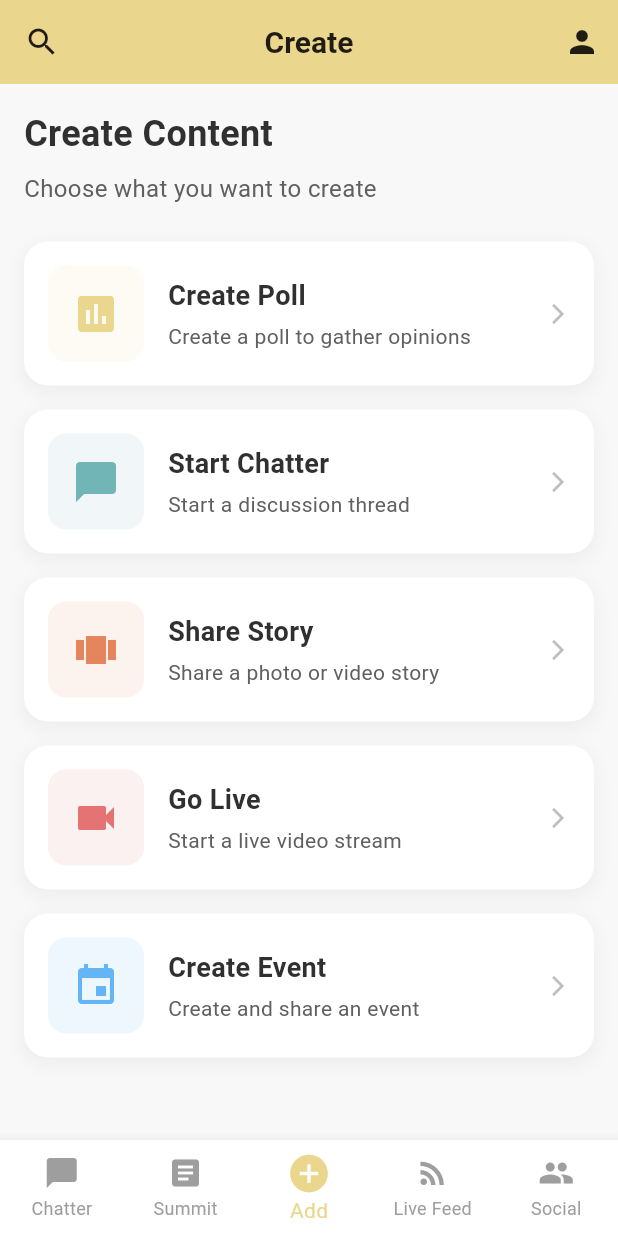
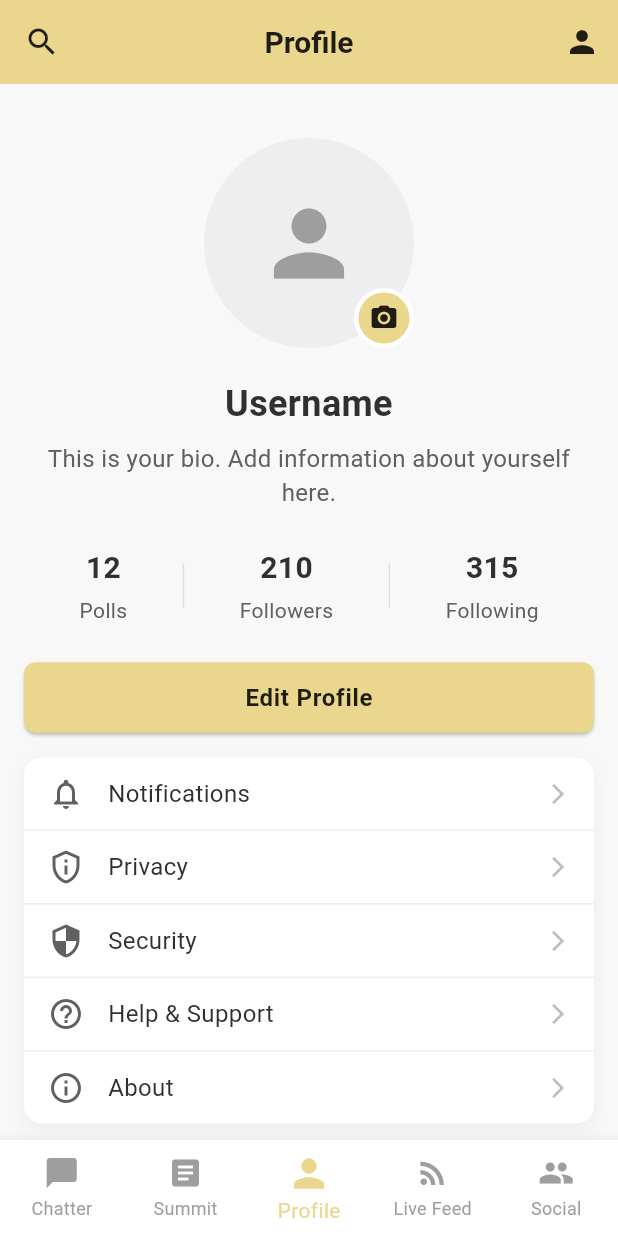
Before and after one commit to quachang/myApp, a Flutter app: the screen it shows once a user with an empty profile is signed in, item 3 of the bottom bar chosen, on a phone screen of 412 x 824 dp. Run offline on Flutter 3.47's test engine with Material 3 defaults, Android fonts, the phone set to English and light mode, and no system bars; our stand-ins replace cloud_firestore, firebase_auth, firebase_core, google_sign_in; accounts and stored records are empty; Roboto replaces fonts that are missing (Poppins).

Commit message:
Profile bottom nav

```diff
--- a/lib/main.dart
+++ b/lib/main.dart
@@ -6,7 +6,7 @@ import 'constants/colors.dart';
 import 'screens/auth/auth_screen.dart';
 import 'screens/main/chatter_screen.dart';
 import 'screens/main/summit_screen.dart';
-import 'screens/main/add_screen.dart';
+import 'screens/profile/profile_screen.dart';
 import 'screens/main/live_feed_screen.dart';
 import 'screens/main/social/social_screen.dart';
 import 'services/auth_service.dart';
@@ -96,7 +96,7 @@ class _MainScreenState extends State<MainScreen> {
   final List<Widget> _screens = [
     const ChatterScreen(),
     const SummitScreen(),
-    const AddScreen(),
+    const ProfileScreen(),
     const LiveFeedScreen(),
     const SocialScreen(),
   ];
@@ -104,8 +104,8 @@ class _MainScreenState extends State<MainScreen> {
   final List<String> _titles = [
     'Chatter',
     'Summit',
-    'Create',
-    'Live Feed',
+    'Profile',
+    'Live',
     'Social',
   ];
 
@@ -146,8 +146,8 @@ class _MainScreenState extends State<MainScreen> {
             label: 'Summit',
           ),
           BottomNavigationBarItem(
-            icon: Icon(Icons.add_circle, size: 30),
-            label: 'Add',
+            icon: Icon(Icons.person, size: 30),
+            label: 'Profile',
           ),
           BottomNavigationBarItem(
             icon: Icon(Icons.rss_feed),
--- a/lib/screens/main/add_screen.dart
+++ /dev/null
@@ -1,164 +0,0 @@
-import 'package:flutter/material.dart';
-import '../../constants/colors.dart';
-import '../../constants/styles.dart';
-
-class AddScreen extends StatefulWidget {
-  const AddScreen({Key? key}) : super(key: key);
-
-  @override
-  _AddScreenState createState() => _AddScreenState();
-}
-
-class _AddScreenState extends State<AddScreen> {
-  final List<Map<String, dynamic>> _contentTypes = [
-    {
-      'title': 'Create Poll',
-      'icon': Icons.poll,
-      'color': AppColors.primary,
-      'description': 'Create a poll to gather opinions',
-    },
-    {
-      'title': 'Start Chatter',
-      'icon': Icons.chat_bubble,
-      'color': AppColors.secondary,
-      'description': 'Start a discussion thread',
-    },
-    {
-      'title': 'Share Story',
-      'icon': Icons.view_carousel,
-      'color': AppColors.tertiary,
-      'description': 'Share a photo or video story',
-    },
-    {
-      'title': 'Go Live',
-      'icon': Icons.videocam,
-      'color': const Color(0xFFE57373),
-      'description': 'Start a live video stream',
-    },
-    {
-      'title': 'Create Event',
-      'icon': Icons.event,
-      'color': const Color(0xFF64B5F6),
-      'description': 'Create and share an event',
-    },
-  ];
-
-  @override
-  Widget build(BuildContext context) {
-    return Scaffold(
-      body: SafeArea(
-        child: Padding(
-          padding: const EdgeInsets.all(16.0),
-          child: Column(
-            crossAxisAlignment: CrossAxisAlignment.start,
-            children: [
-              Text(
-                'Create Content',
-                style: AppStyles.headline2,
-              ),
-              const SizedBox(height: 8),
-              Text(
-                'Choose what you want to create',
-                style: AppStyles.bodyText1.copyWith(color: AppColors.textSecondary),
-              ),
-              const SizedBox(height: 24),
-
-              Expanded(
-                child: ListView.builder(
-                  itemCount: _contentTypes.length,
-                  itemBuilder: (context, index) {
-                    final contentType = _contentTypes[index];
-                    return _buildContentTypeCard(contentType);
-                  },
-                ),
-              ),
-            ],
-          ),
-        ),
-      ),
-    );
-  }
-
-  Widget _buildContentTypeCard(Map<String, dynamic> contentType) {
-    return GestureDetector(
-      onTap: () {
-        _navigateToCreateScreen(contentType['title']);
-      },
-      child: Container(
-        margin: const EdgeInsets.only(bottom: 16),
-        padding: const EdgeInsets.all(16),
-        decoration: BoxDecoration(
-          color: Colors.white,
-          borderRadius: BorderRadius.circular(16),
-          boxShadow: [
-            BoxShadow(
-              color: Colors.black.withOpacity(0.05),
-              blurRadius: 10,
-              offset: const Offset(0, 4),
-            ),
-          ],
-        ),
-        child: Row(
-          children: [
-            Container(
-              width: 64,
-              height: 64,
-              decoration: BoxDecoration(
-                color: contentType['color'].withOpacity(0.1),
-                borderRadius: BorderRadius.circular(12),
-              ),
-              child: Icon(
-                contentType['icon'],
-                color: contentType['color'],
-                size: 32,
-              ),
-            ),
-            const SizedBox(width: 16),
-            Expanded(
-              child: Column(
-                crossAxisAlignment: CrossAxisAlignment.start,
-                children: [
-                  Text(
-                    contentType['title'],
-                    style: AppStyles.subtitle1.copyWith(fontWeight: FontWeight.bold),
-                  ),
-                  const SizedBox(height: 4),
-                  Text(
-                    contentType['description'],
-                    style: AppStyles.bodyText2.copyWith(color: AppColors.textSecondary),
-                  ),
-                ],
-              ),
-            ),
-            Icon(
-              Icons.arrow_forward_ios,
-              color: Colors.grey.shade400,
-              size: 16,
-            ),
-          ],
-        ),
-      ),
-    );
-  }
-
-  void _navigateToCreateScreen(String contentType) {
-    ScaffoldMessenger.of(context).showSnackBar(
-      SnackBar(
-        content: Text('Navigate to $contentType screen'),
-        backgroundColor: AppColors.primary,
-        behavior: SnackBarBehavior.floating,
-        action: SnackBarAction(
-          label: 'OK',
-          textColor: Colors.black,
-          onPressed: () {},
-        ),
-      ),
-    );
-
-    // Actual navigation would be implemented here
-    // Example:
-    // if (contentType == 'Create Poll') {
-    //   Navigator.pushNamed(context, AppRoutes.createPoll);
-    // } else if...
-  }
-}
--- /dev/null
+++ b/lib/screens/profile/profile_screen.dart
@@ -0,0 +1,288 @@
+import 'package:flutter/material.dart';
+import '../../constants/colors.dart';
+import '../../constants/styles.dart';
+import '../../services/auth_service.dart';
+
+class ProfileScreen extends StatefulWidget {
+  const ProfileScreen({Key? key}) : super(key: key);
+
+  @override
+  _ProfileScreenState createState() => _ProfileScreenState();
+}
+
+class _ProfileScreenState extends State<ProfileScreen> {
+  final AuthService _authService = AuthService();
+  bool _isLoading = false;
+
+  @override
+  Widget build(BuildContext context) {
+    return Scaffold(
+      body: SafeArea(
+        child: SingleChildScrollView(
+          child: Padding(
+            padding: const EdgeInsets.all(16.0),
+            child: Column(
+              crossAxisAlignment: CrossAxisAlignment.center,
+              children: [
+                // Profile header with avatar
+                const SizedBox(height: 20),
+                Center(
+                  child: Stack(
+                    children: [
+                      // Profile picture
+                      CircleAvatar(
+                        radius: 70,
+                        backgroundColor: Colors.grey.shade200,
+                        child: const Icon(
+                          Icons.person,
+                          size: 70,
+                          color: Colors.grey,
+                        ),
+                      ),
+                      // Edit profile picture button
+                      Positioned(
+                        bottom: 0,
+                        right: 0,
+                        child: Container(
+                          height: 40,
+                          width: 40,
+                          decoration: BoxDecoration(
+                            color: AppColors.primary,
+                            border: Border.all(
+                              width: 3,
+                              color: Colors.white,
+                            ),
+                            borderRadius: BorderRadius.circular(20),
+                          ),
+                          child: const Icon(
+                            Icons.camera_alt,
+                            color: Colors.black87,
+                            size: 20,
+                          ),
+                        ),
+                      ),
+                    ],
+                  ),
+                ),
+                const SizedBox(height: 20),
+
+                // Display name
+                Text(
+                  'Username',
+                  style: AppStyles.headline2,
+                  textAlign: TextAlign.center,
+                ),
+                const SizedBox(height: 8),
+
+                // Bio
+                Text(
+                  'This is your bio. Add information about yourself here.',
+                  style: AppStyles.bodyText1.copyWith(color: AppColors.textSecondary),
+                  textAlign: TextAlign.center,
+                ),
+                const SizedBox(height: 24),
+
+                // Stats row
+                Row(
+                  mainAxisAlignment: MainAxisAlignment.spaceEvenly,
+                  children: [
+                    _buildStatColumn('Polls', '12'),
+                    Container(
+                      height: 30,
+                      width: 1,
+                      color: Colors.grey.shade300,
+                    ),
+                    _buildStatColumn('Followers', '210'),
+                    Container(
+                      height: 30,
+                      width: 1,
+                      color: Colors.grey.shade300,
+                    ),
+                    _buildStatColumn('Following', '315'),
+                  ],
+                ),
+                const SizedBox(height: 24),
+
+                // Edit profile button
+                SizedBox(
+                  width: double.infinity,
+                  child: ElevatedButton(
+                    onPressed: () {
+                      // Navigate to edit profile screen
+                      // Navigator.pushNamed(context, AppRoutes.editProfile);
+                    },
+                    style: ElevatedButton.styleFrom(
+                      backgroundColor: AppColors.primary,
+                      foregroundColor: Colors.black87,
+                      padding: const EdgeInsets.symmetric(vertical: 12),
+                      shape: RoundedRectangleBorder(
+                        borderRadius: BorderRadius.circular(8),
+                      ),
+                    ),
+                    child: Text(
+                      'Edit Profile',
+                      style: AppStyles.button,
+                    ),
+                  ),
+                ),
+                const SizedBox(height: 16),
+
+                // Settings section
+                _buildSettingsSection(),
+                const SizedBox(height: 24),
+
+                // Sign out button
+                SizedBox(
+                  width: double.infinity,
+                  child: OutlinedButton(
+                    onPressed: _signOut,
+                    style: OutlinedButton.styleFrom(
+                      foregroundColor: Colors.red,
+                      side: const BorderSide(color: Colors.red),
+                      padding: const EdgeInsets.symmetric(vertical: 12),
+                      shape: RoundedRectangleBorder(
+                        borderRadius: BorderRadius.circular(8),
+                      ),
+                    ),
+                    child: _isLoading
+                        ? const SizedBox(
+                      height: 20,
+                      width: 20,
+                      child: CircularProgressIndicator(
+                        strokeWidth: 2,
+                        color: Colors.red,
+                      ),
+                    )
+                        : const Text(
+                      'Sign Out',
+                      style: TextStyle(
+                        fontSize: 16,
+                        fontWeight: FontWeight.w600,
+                      ),
+                    ),
+                  ),
+                ),
+                const SizedBox(height: 40),
+              ],
+            ),
+          ),
+        ),
+      ),
+    );
+  }
+
+  Widget _buildStatColumn(String title, String count) {
+    return Column(
+      children: [
+        Text(
+          count,
+          style: AppStyles.headline3.copyWith(fontWeight: FontWeight.bold),
+        ),
+        const SizedBox(height: 4),
+        Text(
+          title,
+          style: AppStyles.bodyText2.copyWith(color: AppColors.textSecondary),
+        ),
+      ],
+    );
+  }
+
+  Widget _buildSettingsSection() {
+    return Container(
+      decoration: BoxDecoration(
+        color: Colors.white,
+        borderRadius: BorderRadius.circular(12),
+        boxShadow: [
+          BoxShadow(
+            color: Colors.black.withOpacity(0.05),
+            blurRadius: 10,
+            offset: const Offset(0, 4),
+          ),
+        ],
+      ),
+      child: Column(
+        children: [
+          _buildSettingsItem(
+            icon: Icons.notifications_outlined,
+            title: 'Notifications',
+            onTap: () {},
+          ),
+          Divider(height: 1, color: Colors.grey.shade200),
+          _buildSettingsItem(
+            icon: Icons.privacy_tip_outlined,
+            title: 'Privacy',
+            onTap: () {},
+          ),
+          Divider(height: 1, color: Colors.grey.shade200),
+          _buildSettingsItem(
+            icon: Icons.security_outlined,
+            title: 'Security',
+            onTap: () {},
+          ),
+          Divider(height: 1, color: Colors.grey.shade200),
+          _buildSettingsItem(
+            icon: Icons.help_outline,
+            title: 'Help & Support',
+            onTap: () {},
+          ),
+          Divider(height: 1, color: Colors.grey.shade200),
+          _buildSettingsItem(
+            icon: Icons.info_outline,
+            title: 'About',
+            onTap: () {},
+          ),
+        ],
+      ),
+    );
+  }
+
+  Widget _buildSettingsItem({
+    required IconData icon,
+    required String title,
+    required VoidCallback onTap,
+  }) {
+    return InkWell(
+      onTap: onTap,
+      child: Padding(
+        padding: const EdgeInsets.symmetric(horizontal: 16, vertical: 12),
+        child: Row(
+          children: [
+            Icon(icon, color: AppColors.textSecondary),
+            const SizedBox(width: 16),
+            Text(
+              title,
+              style: AppStyles.bodyText1,
+            ),
+            const Spacer(),
+            Icon(
+              Icons.arrow_forward_ios,
+              color: Colors.grey.shade400,
+              size: 16,
+            ),
+          ],
+        ),
+      ),
+    );
+  }
+
+  Future<void> _signOut() async {
+    setState(() {
+      _isLoading = true;
+    });
+
+    try {
+      await _authService.signOut();
+    } catch (e) {
+      // Show error message
+      ScaffoldMessenger.of(context).showSnackBar(
+        SnackBar(content: Text('Error signing out: ${e.toString()}')),
+      );
+    } finally {
+      if (mounted) {
+        setState(() {
+          _isLoading = false;
+        });
+      }
+    }
+  }
+}
```
